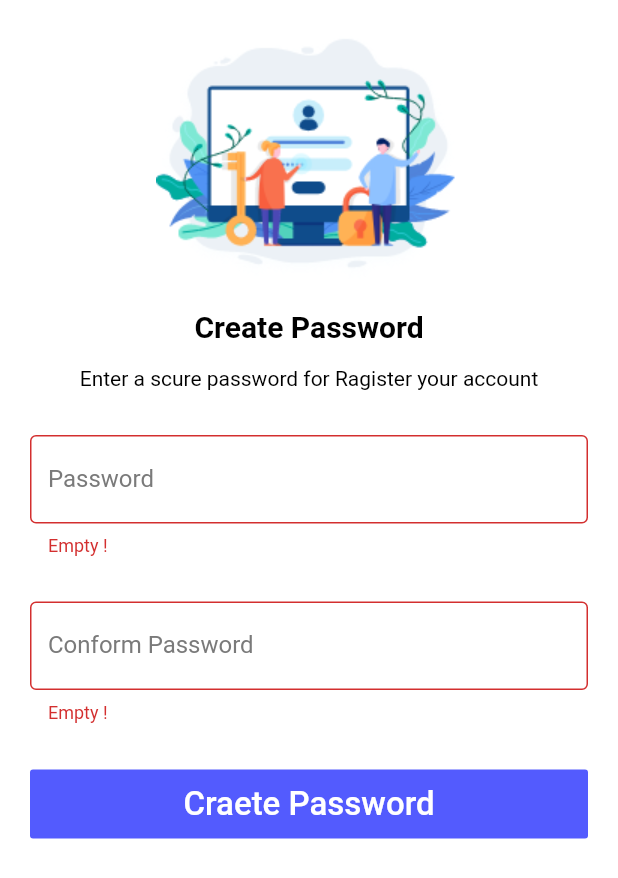
After one commit to Hafiz313/find_construction, a Flutter app: the ConfermedPasswordScreen screen opened by its route, after a tap on "Craete Password", on a phone screen of 412 x 824 dp. The commit adds this screen. Shown: the top 878 px of the screen. Run offline on Flutter 3.47's test engine with Material 2 defaults, Android fonts, the phone set to English and light mode, and no system bars; our stand-ins replace carousel_slider, flutter_spinkit, font_awesome_flutter, geolocator, google_maps_flutter, google_sign_in and 1 more; accounts and stored records are empty.

Commit message:
add confon passwoord screen,and api forget password maduls

```diff
--- /dev/null
+++ b/lib/screens/conformed_password_screen.dart
@@ -0,0 +1,172 @@
+import 'package:find_construction/models/login_models.dart';
+import 'package:find_construction/screens/home_Screen.dart';
+import 'package:find_construction/screens/password_verification_screen.dart';
+import 'package:find_construction/screens/registration_screen.dart';
+import 'package:find_construction/utils/app_color.dart';
+import 'package:flutter/material.dart';
+import 'package:http/http.dart' as http;
+import 'dart:convert';
+
+import 'package:shared_preferences/shared_preferences.dart';
+
+class ConfermedPasswordScreen extends StatefulWidget {
+  static const id = "confermed_password_screen";
+
+  @override
+  _ConfermedPasswordScreenState createState() =>
+      _ConfermedPasswordScreenState();
+}
+
+Future<LoginModel> createLogin(String password, String conformPassword, String id) async {
+  final String apiUrl =
+      "https://construction.bazaaaar.com/passwordRecover.php";
+  final response = await http.post(apiUrl, body: {"password": password, "conpassword": conformPassword,"id":id});
+  if (response.statusCode == 200) {
+    final String responseString = response.body;
+    return loginModelFromJson(responseString);
+  } else {
+    return null;
+  }
+}
+
+
+
+class _ConfermedPasswordScreenState extends State<ConfermedPasswordScreen> {
+  var _formKey = GlobalKey<FormState>();
+  LoginModel _loginModel;
+  String strTitle="Create Password";
+  String strDescription="Enter a scure password for Ragister your account";
+  String strPassword,strConformPassword;
+
+  getValue() async {
+    SharedPreferences prefs = await SharedPreferences.getInstance();
+    String stringValue = prefs.getString('key');
+    return stringValue;
+  }
+
+  @override
+  Widget build(BuildContext context) {
+    return Scaffold(
+      backgroundColor: Colors.white,
+      body: SingleChildScrollView(
+        child: Builder(
+          builder: (context) => Container(
+            padding: EdgeInsets.all(20),
+            child: Form(
+              key: _formKey,
+              child: Column(
+                mainAxisAlignment: MainAxisAlignment.center,
+                crossAxisAlignment: CrossAxisAlignment.center,
+                children: [
+                  Container(
+                    child: Column(
+                      children: [
+                        Image(
+                          image: AssetImage('images/password.png'),
+                        ),
+                        Container(
+                          margin: EdgeInsets.only(top: 15),
+                          child: Text(
+                            strTitle,
+                            style: TextStyle(
+                                color: Colors.black,
+                                fontSize: 20,
+                                fontWeight: FontWeight.bold),
+                          ),
+                        ),
+                        Container(
+                          margin: EdgeInsets.only(top: 15),
+                          padding: EdgeInsets.only(left: 20, right: 20),
+                          alignment: Alignment.center,
+                          child: Text(
+                            strDescription,
+                            textAlign: TextAlign.center,
+                            style: TextStyle(
+                              color: Colors.black,
+                            ),
+                          ),
+                        )
+                      ],
+                    ),
+                  ),
+                  SizedBox(
+                    height: 30,
+                  ),
+                  TextFormField(
+                      decoration: InputDecoration(
+                          border: OutlineInputBorder(
+                              borderSide: BorderSide(color: kLightGry)),
+                          focusedBorder: OutlineInputBorder(
+                              borderSide: new BorderSide(color: kLightGry)),
+                          labelText: 'Password',
+                          labelStyle: TextStyle(color: kLightGry)),
+                      // ignore: missing_return
+                      validator: (String value) {
+                        if (value.isNotEmpty) {
+                          strPassword = value.toString().trim();
+                        } else
+                          return "Empty !";
+                      }),
+                  SizedBox(
+                    height: 30,
+                  ),
+                  TextFormField(
+                    decoration: InputDecoration(
+                        border: OutlineInputBorder(
+                            borderSide: BorderSide(color: kLightGry)),
+                        focusedBorder: OutlineInputBorder(
+                            borderSide: new BorderSide(color: kLightGry)),
+                        labelText: 'Conform Password',
+                        labelStyle: TextStyle(color: kLightGry)),
+                    // ignore: missing_return
+                    validator: (String value) {
+                      if (value.isNotEmpty) {
+                        strConformPassword = value.toString().trim();
+                      } else
+                        return "Empty !";
+                    },
+                  ),
+                  SizedBox(
+                    height: 30,
+                  ),
+                  Container(
+                    width: double.infinity,
+                    child: FlatButton(
+                      color: kBlueText,
+                      textColor: Colors.white,
+                      disabledColor: Colors.grey,
+                      disabledTextColor: Colors.black,
+                      padding: EdgeInsets.all(10.0),
+                      splashColor: kButtonBG,
+                      onPressed: () async {
+                        if (_formKey.currentState.validate()) {
+                          String id = await getValue() ?? "";
+                          LoginModel login = await createLogin(strPassword,strConformPassword,id);
+                          setState(() {
+                            _loginModel = login;
+                          });
+                          print("Password: $strPassword and ConformPassword $strConformPassword and id :$id");
+
+                          if (_loginModel.status) {
+                            Scaffold.of(context).showSnackBar(SnackBar(content: Text(_loginModel.message)));
+                            Navigator.pushNamed(context, HomeScreen.id);
+                          } else
+                            Scaffold.of(context).showSnackBar(
+                                SnackBar(content: Text(_loginModel.message)));
+                        }
+                      },
+                      child: Text(
+                        "Craete Password",
+                        style: TextStyle(fontSize: 22),
+                      ),
+                    ),
+                  ),
+                ],
+              ),
+            ),
+          ),
+        ),
+      ),
+    );
+  }
+}
--- /dev/null
+++ b/lib/utils/shared_preferences.dart
@@ -0,0 +1,21 @@
+import 'dart:async';
+
+class SharedPreferences{
+
+
+  /*final String auth_token = "auth_token";
+
+//set data into shared preferences like this
+  Future<void> setAuthToken(String auth_token) async {
+    final SharedPreferences prefs = await SharedPreferences.getInstance();
+    prefs.setString(this.auth_token, auth_token);
+  }
+
+//get value from shared preferences
+  Future<String> getAuthToken() async {
+    final SharedPreferences pref = await SharedPreferences.getInstance();
+    String auth_token;
+    auth_token = pref.getString(this.auth_token) ?? null;
+    return auth_token;
+  }*/
+}
--- a/pubspec.yaml
+++ b/pubspec.yaml
@@ -30,7 +30,7 @@ dependencies:
   flutter_spinkit: ^4.1.2
   geolocator: ^6.1.4
   google_sign_in: ^3.0.1
-
+  shared_preferences: "0.5.11"
 
 
 
```
Also changed, not shown: lib/main.dart (+6 -2 lines), lib/screens/forget_screen.dart (+23 -3 lines), lib/screens/login_screen.dart (+35 -34 lines), lib/screens/password_verification_screen.dart (added, +144 -0 lines), images/password.png (added), pubspec.lock, 1 other file.
